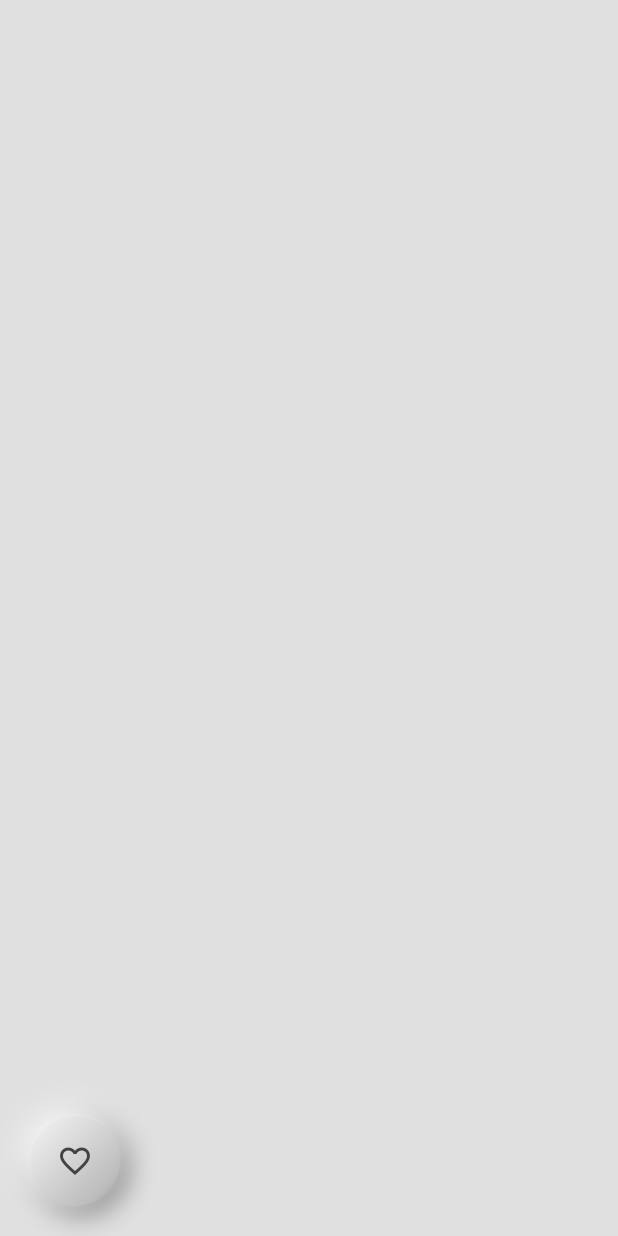
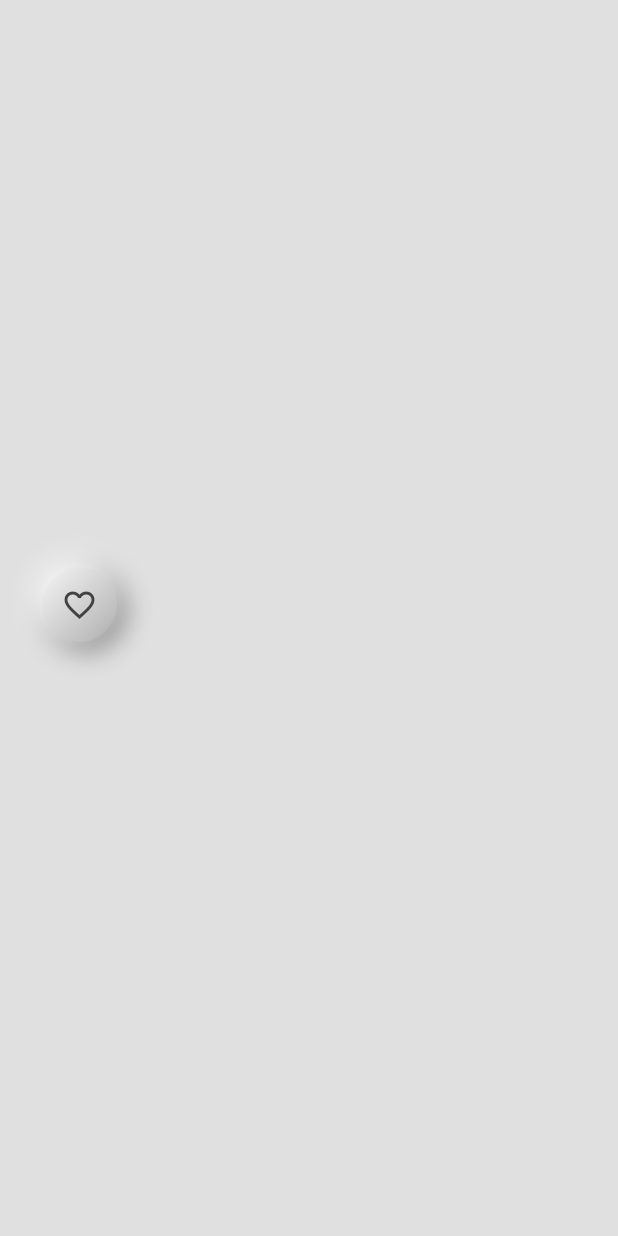
Before and after one commit to Rigby23/Neumorphism_test, a Flutter app: the screen it shows after launch, on a phone screen of 412 x 824 dp. Run offline on Flutter 3.47's test engine with Material 2 defaults, Android fonts, the phone set to English and light mode, and no system bars; our stand-ins replace flutter_inset_box_shadow.

Commit message:
WIP dynamic

```diff
--- a/lib/main.dart
+++ b/lib/main.dart
@@ -1,8 +1,9 @@
 import 'package:flutter/material.dart';
 import 'package:neumorphism_test/reutilizable/app_colors.dart';
-import 'package:neumorphism_test/utilities/normal_tapped.dart';
 import 'package:neumorphism_test/widgtes/round_buttons/round_button_tapped.dart';
 import 'package:neumorphism_test/widgtes/round_buttons/round_button_untapped.dart';
+
+import 'utilities/tapped_listener.dart';
 
 void main() {
   runApp(const MyApp());
@@ -55,22 +56,26 @@
     return Scaffold(
         backgroundColor: shadowGradient300,
         body: Column(
-          mainAxisAlignment: MainAxisAlignment.end,
+          crossAxisAlignment: CrossAxisAlignment.center,
+          mainAxisAlignment: MainAxisAlignment.center,
           children: [
-            NormalTapped(
+            /*NormalTapped(
                 size: 20,
                 tapped: const RoundButtonTapped(
                   size: 60,
                 ),
                 unTapped: RoundButtonUntapped(
                   size: 60,
-                )),
-            /* Padding(
+                )),*/
+            Padding(
               padding: const EdgeInsets.only(bottom: 18.0, left: 8),
               child: TappedListener(
-                tapped: const RoundButtonTapped(),
-                unTapped: RoundButton(),
-              ),*/
+                tapped: const RoundButtonTapped(
+                  size: 50,
+                ),
+                unTapped: RoundButtonUntapped(size: 50),
+              ),
+            )
 
             // child: BottomBar(icons: [1, 2, 3, 4]),
             // )
--- a/lib/widgtes/round_buttons/round_button_untapped.dart
+++ b/lib/widgtes/round_buttons/round_button_untapped.dart
@@ -11,7 +11,7 @@
   @override
   Widget build(BuildContext context) {
     return Padding(
-      padding: EdgeInsets.all(20.0),
+      padding: const EdgeInsets.all(20.0),
       child: Container(
         height: size,
         width: size,
```
Also changed, not shown: lib/widgtes/first_button.dart (+46 -25 lines), pubspec.lock, 2 other files.
